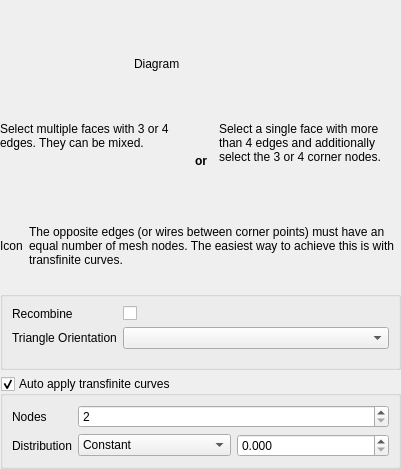
This is src/Mod/Fem/Gui/Resources/ui/MeshTransfiniteSurface.ui in tomate44/FreeCAD as Qt 5 draws it before an edit. The edited form follows.
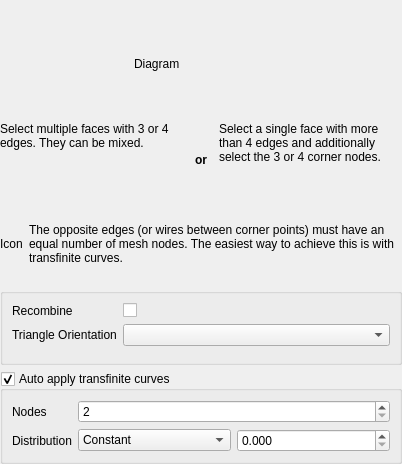
This is the edited form. Custom widgets are drawn as their Qt base class.

```diff
--- a/src/Mod/Fem/Gui/Resources/ui/MeshTransfiniteSurface.ui
+++ b/src/Mod/Fem/Gui/Resources/ui/MeshTransfiniteSurface.ui
@@ -6,8 +6,8 @@
    <rect>
     <x>0</x>
     <y>0</y>
-    <width>401</width>
-    <height>469</height>
+    <width>402</width>
+    <height>464</height>
    </rect>
   </property>
   <property name="windowTitle">
```
